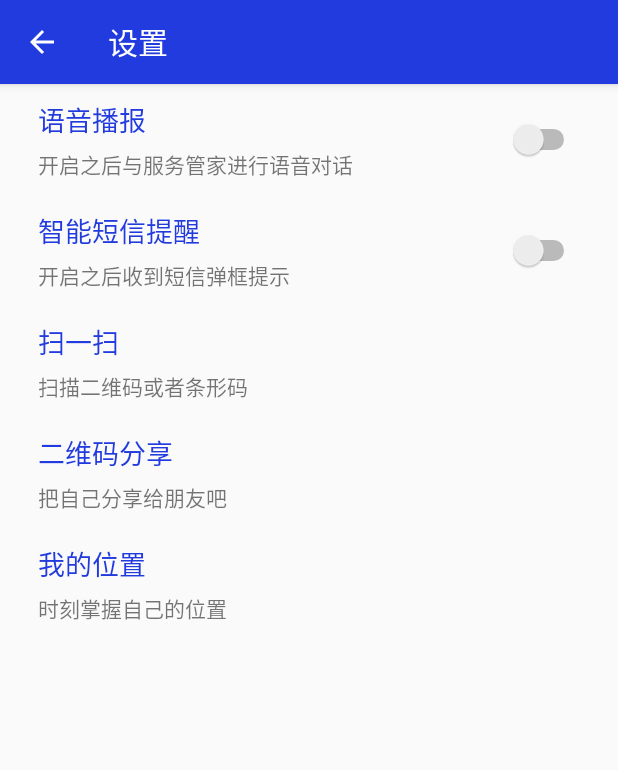
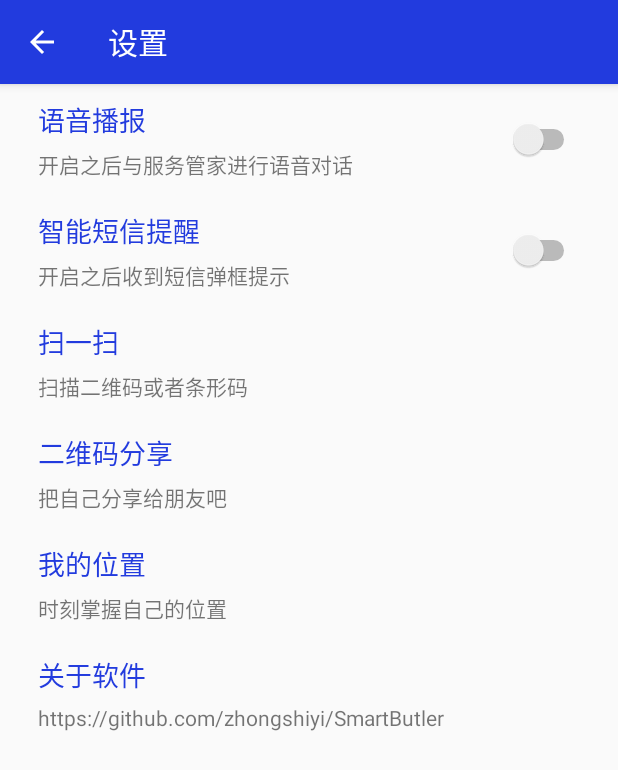
Before and after one commit to zhongshiyi/SmartButler, an Android app: the SettingActivity screen opened directly, with no data from a screen before it, on a phone screen of 412 x 824 dp. Shown: the top 770 px of the screen. Run offline under Robolectric (Android 15) with nearby library versions, the phone set to English and light mode, and no system bars; Roboto replaces fonts that are not available here.

Commit message:
添加了关于软件的界面

```diff
--- a/app/src/main/AndroidManifest.xml
+++ b/app/src/main/AndroidManifest.xml
@@ -57,7 +57,7 @@
     <application
         android:name=".application.BaseApplication"
         android:allowBackup="true"
-        android:icon="@mipmap/ic_launcher"
+        android:icon="@drawable/app_icon"
         android:label="@string/app_name"
         android:roundIcon="@mipmap/ic_launcher_round"
         android:supportsRtl="true"
@@ -112,6 +112,9 @@
         <activity
             android:name=".ui.LocationActivity"
             android:label="我的位置" />
+        <!--关于软件-->
+        <activity android:name=".ui.AboutActivity"
+            android:label="关于软件"/>
 
         <!--百度地图、定位AK-->
         <meta-data
--- a/app/src/main/java/com/example/smartbutler/ui/SettingActivity.java
+++ b/app/src/main/java/com/example/smartbutler/ui/SettingActivity.java
@@ -35,6 +35,8 @@ public class SettingActivity extends BaseActivity implements View.OnClickListene
     private LinearLayout ll_share;
     //我的位置
     private LinearLayout ll_my_location;
+    //关于软件
+    private LinearLayout ll_about;
 
     @Override
     protected void onCreate(@Nullable Bundle savedInstanceState) {
@@ -69,6 +71,9 @@ public class SettingActivity extends BaseActivity implements View.OnClickListene
 
         ll_my_location = findViewById(R.id.ll_my_location);
         ll_my_location.setOnClickListener(this);
+
+        ll_about = findViewById(R.id.ll_about);
+        ll_about.setOnClickListener(this);
     }
 
     @Override
@@ -105,6 +110,10 @@ public class SettingActivity extends BaseActivity implements View.OnClickListene
             case R.id.ll_my_location:
                 startActivity(new Intent(this,LocationActivity.class));
                 break;
+                //关于软件
+            case R.id.ll_about:
+                startActivity(new Intent(this,AboutActivity.class));
+                break;
         }
     }
 
--- a/app/src/main/java/com/example/smartbutler/ui/WebViewActivity.java
+++ b/app/src/main/java/com/example/smartbutler/ui/WebViewActivity.java
@@ -20,7 +20,7 @@ import com.example.smartbutler.utils.L;
  * 文件名：    WebViewActivity
  * 作者：      钟士宜
  * 创建时间    2019/7/11 11:12
- * 描述：      TODO
+ * 描述：      网页加载
  */
 public class WebViewActivity extends BaseActivity{
 
--- a/app/src/main/res/layout/activity_setting.xml
+++ b/app/src/main/res/layout/activity_setting.xml
@@ -188,5 +188,41 @@
 
     </LinearLayout>
 
+    <LinearLayout
+        android:id="@+id/ll_about"
+        android:layout_width="match_parent"
+        android:layout_height="wrap_content"
+        android:gravity="center"
+        android:orientation="horizontal"
+        android:padding="10dp">
+
+        <LinearLayout
+            android:layout_width="0dp"
+            android:layout_height="wrap_content"
+            android:layout_weight="1"
+            android:orientation="vertical">
+
+
+            <TextView
+                android:layout_width="wrap_content"
+                android:layout_height="wrap_content"
+                android:layout_marginLeft="15sp"
+                android:text="关于软件"
+                android:textColor="@color/colorPrimary"
+                android:textSize="18sp" />
+
+            <TextView
+
+                android:layout_width="wrap_content"
+                android:layout_height="wrap_content"
+                android:layout_marginLeft="15sp"
+                android:layout_marginTop="5dp"
+                android:text="https://github.com/zhongshiyi/SmartButler" />
+
+        </LinearLayout>
+
+
+    </LinearLayout>
+
 
 </LinearLayout>
```
Also changed, not shown: app/src/main/java/com/example/smartbutler/ui/AboutActivity.java (added, +59 -0 lines), app/src/main/java/com/example/smartbutler/utils/UtilTools.java (+13 -0 lines), app/src/main/res/layout/activity_about.xml (added, +33 -0 lines), app/src/main/res/drawable/app_icon.jpg (added).
